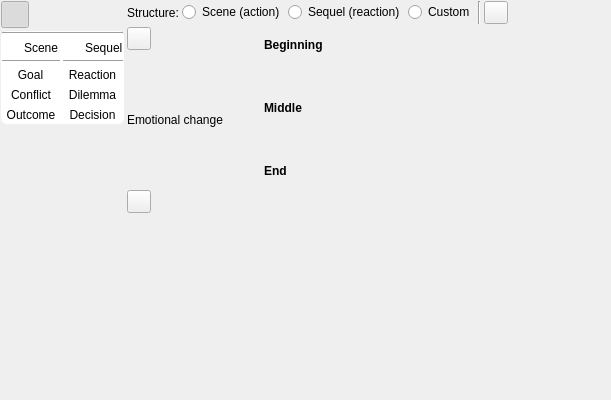
The window that ui/scene_structure_editor_widget.ui (zkovari/plotlyst) describes before a commit, drawn with Qt 5.
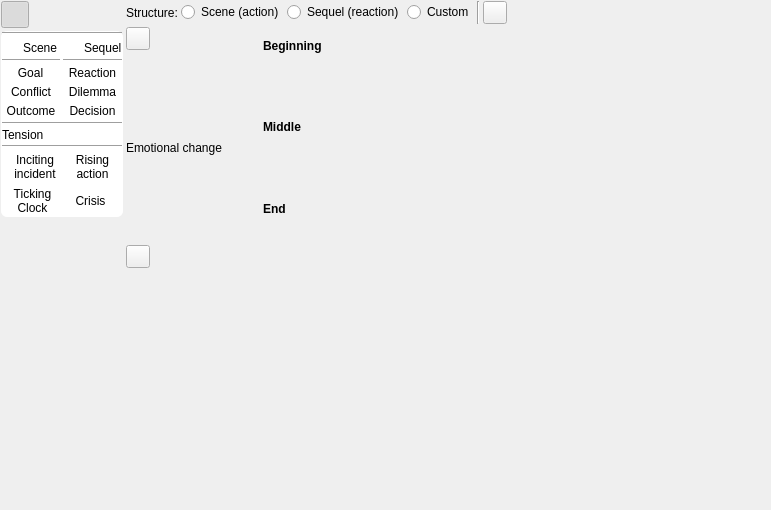
The same window after the commit. Custom widgets are drawn as their Qt base class.

Commit message: Add more scene beats

```diff
--- a/ui/scene_structure_editor_widget.ui
+++ b/ui/scene_structure_editor_widget.ui
@@ -6,8 +6,8 @@
    <rect>
     <x>0</x>
     <y>0</y>
-    <width>611</width>
-    <height>400</height>
+    <width>771</width>
+    <height>510</height>
    </rect>
   </property>
   <property name="windowTitle">
@@ -106,11 +106,14 @@
         </item>
         <item>
          <layout class="QHBoxLayout" name="horizontalLayout_10">
+          <property name="spacing">
+           <number>3</number>
+          </property>
           <item>
            <widget class="QWidget" name="wdgScene" native="true">
             <layout class="QVBoxLayout" name="verticalLayout_2">
              <property name="spacing">
-              <number>3</number>
+              <number>2</number>
              </property>
              <property name="leftMargin">
               <number>0</number>
@@ -152,12 +155,7 @@
                </property>
               </widget>
              </item>
-             <item>
-              <layout class="QHBoxLayout" name="horizontalLayout_11">
-               <property name="spacing">
-                <number>12</number>
-               </property>
-               <item>
+             <item alignment="Qt::AlignHCenter">
                 <widget class="QToolButton" name="btnGoal">
                  <property name="cursor">
                   <cursorShape>OpenHandCursor</cursorShape>
@@ -176,14 +174,7 @@
                  </property>
                 </widget>
                </item>
-              </layout>
-             </item>
-             <item>
-              <layout class="QHBoxLayout" name="horizontalLayout_13">
-               <property name="spacing">
-                <number>12</number>
-               </property>
-               <item>
+             <item alignment="Qt::AlignHCenter">
                 <widget class="QToolButton" name="btnConflict">
                  <property name="cursor">
                   <cursorShape>OpenHandCursor</cursorShape>
@@ -202,11 +193,7 @@
                  </property>
                 </widget>
                </item>
-              </layout>
-             </item>
-             <item>
-              <layout class="QHBoxLayout" name="horizontalLayout_3">
-               <item>
+             <item alignment="Qt::AlignHCenter">
                 <widget class="QToolButton" name="btnOutcome">
                  <property name="cursor">
                   <cursorShape>OpenHandCursor</cursorShape>
@@ -226,15 +213,13 @@
                 </widget>
                </item>
               </layout>
-             </item>
-            </layout>
            </widget>
           </item>
           <item>
            <widget class="QWidget" name="wdgSequel" native="true">
             <layout class="QVBoxLayout" name="verticalLayout_3">
              <property name="spacing">
-              <number>3</number>
+              <number>2</number>
              </property>
              <property name="leftMargin">
               <number>0</number>
@@ -276,12 +261,7 @@
                </property>
               </widget>
              </item>
-             <item>
-              <layout class="QHBoxLayout" name="horizontalLayout_14">
-               <property name="spacing">
-                <number>12</number>
-               </property>
-               <item>
+             <item alignment="Qt::AlignHCenter">
                 <widget class="QToolButton" name="btnReaction">
                  <property name="cursor">
                   <cursorShape>OpenHandCursor</cursorShape>
@@ -300,14 +280,7 @@
                  </property>
                 </widget>
                </item>
-              </layout>
-             </item>
-             <item>
-              <layout class="QHBoxLayout" name="horizontalLayout_15">
-               <property name="spacing">
-                <number>12</number>
-               </property>
-               <item>
+             <item alignment="Qt::AlignHCenter">
                 <widget class="QToolButton" name="btnDilemma">
                  <property name="cursor">
                   <cursorShape>OpenHandCursor</cursorShape>
@@ -326,14 +299,7 @@
                  </property>
                 </widget>
                </item>
-              </layout>
-             </item>
-             <item>
-              <layout class="QHBoxLayout" name="horizontalLayout_17">
-               <property name="spacing">
-                <number>12</number>
-               </property>
-               <item>
+             <item alignment="Qt::AlignHCenter">
                 <widget class="QToolButton" name="btnDecision">
                  <property name="cursor">
                   <cursorShape>OpenHandCursor</cursorShape>
@@ -353,9 +319,121 @@
                 </widget>
                </item>
               </layout>
-             </item>
-            </layout>
-           </widget>
+           </widget>
+          </item>
+         </layout>
+        </item>
+        <item>
+         <widget class="Line" name="line_6">
+          <property name="orientation">
+           <enum>Qt::Horizontal</enum>
+          </property>
+         </widget>
+        </item>
+        <item>
+         <layout class="QVBoxLayout" name="verticalLayout_11">
+          <property name="spacing">
+           <number>3</number>
+          </property>
+          <item>
+           <widget class="QLabel" name="label_8">
+            <property name="text">
+             <string>Tension</string>
+            </property>
+           </widget>
+          </item>
+          <item>
+           <widget class="Line" name="line_5">
+            <property name="orientation">
+             <enum>Qt::Horizontal</enum>
+            </property>
+           </widget>
+          </item>
+          <item>
+           <layout class="QGridLayout" name="gridLayout">
+            <property name="spacing">
+             <number>3</number>
+            </property>
+            <item row="0" column="0">
+             <widget class="QToolButton" name="btnIncitingIncident">
+              <property name="cursor">
+               <cursorShape>OpenHandCursor</cursorShape>
+              </property>
+              <property name="text">
+               <string>Inciting
+incident</string>
+              </property>
+              <property name="iconSize">
+               <size>
+                <width>24</width>
+                <height>24</height>
+               </size>
+              </property>
+              <property name="toolButtonStyle">
+               <enum>Qt::ToolButtonTextUnderIcon</enum>
+              </property>
+             </widget>
+            </item>
+            <item row="0" column="1">
+             <widget class="QToolButton" name="btnRisingAction">
+              <property name="cursor">
+               <cursorShape>OpenHandCursor</cursorShape>
+              </property>
+              <property name="text">
+               <string>Rising
+action</string>
+              </property>
+              <property name="iconSize">
+               <size>
+                <width>24</width>
+                <height>24</height>
+               </size>
+              </property>
+              <property name="toolButtonStyle">
+               <enum>Qt::ToolButtonTextUnderIcon</enum>
+              </property>
+             </widget>
+            </item>
+            <item row="1" column="0">
+             <widget class="QToolButton" name="btnTickingClock">
+              <property name="cursor">
+               <cursorShape>OpenHandCursor</cursorShape>
+              </property>
+              <property name="text">
+               <string>Ticking 
+Clock</string>
+              </property>
+              <property name="iconSize">
+               <size>
+                <width>24</width>
+                <height>24</height>
+               </size>
+              </property>
+              <property name="toolButtonStyle">
+               <enum>Qt::ToolButtonTextUnderIcon</enum>
+              </property>
+             </widget>
+            </item>
+            <item row="1" column="1">
+             <widget class="QToolButton" name="btnCrisis">
+              <property name="cursor">
+               <cursorShape>OpenHandCursor</cursorShape>
+              </property>
+              <property name="text">
+               <string>Crisis</string>
+              </property>
+              <property name="iconSize">
+               <size>
+                <width>24</width>
+                <height>24</height>
+               </size>
+              </property>
+              <property name="toolButtonStyle">
+               <enum>Qt::ToolButtonTextUnderIcon</enum>
+              </property>
+             </widget>
+            </item>
+           </layout>
           </item>
          </layout>
         </item>
```
Left out of the diff: 18 changed lines with no effect on the pictures. Lines whose indentation alone changed are shown as unchanged. The commit also changes 4 other files.
